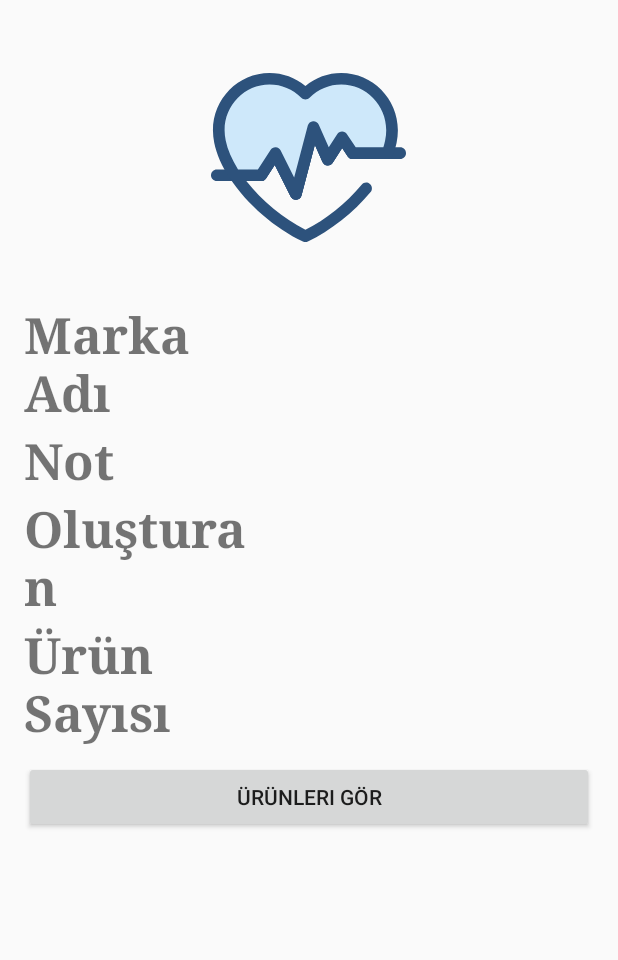
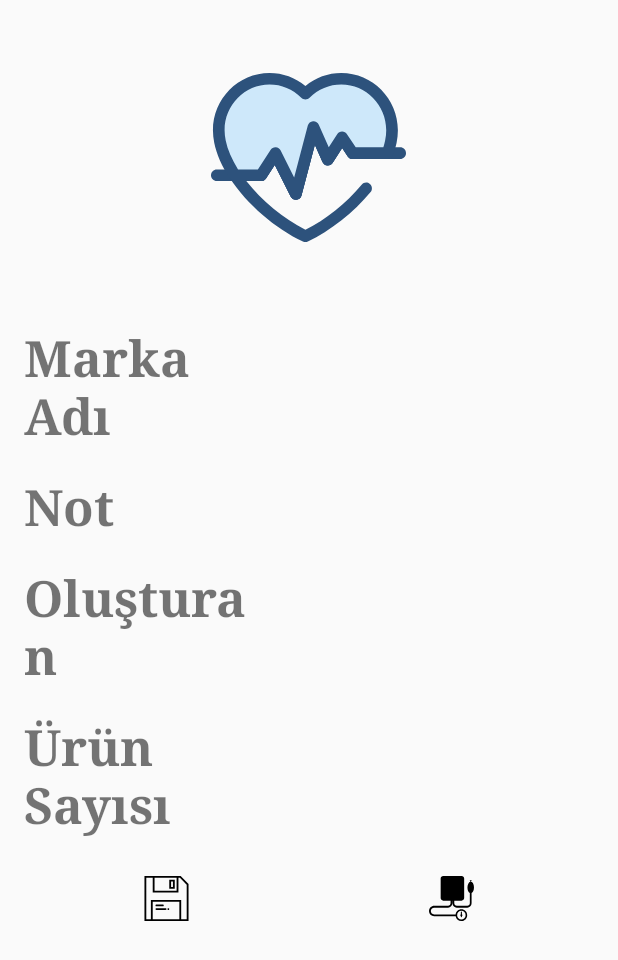
Before and after one commit to byypipo/AndroidProjects, an Android app: the layout layout_brands_brand.xml on its own in the app's theme, with its tools: preview values and no code run, on a phone screen of 412 x 824 dp. Shown: the top 960 px of the screen. Run offline under Robolectric (Android 15) with nearby library versions, the phone set to English and light mode, and no system bars.

Commit message:
Fixed layouts

```diff
--- a/SebatMedikal/app/src/main/res/layout/layout_brands_brand.xml
+++ b/SebatMedikal/app/src/main/res/layout/layout_brands_brand.xml
@@ -34,7 +34,7 @@
             android:layout_height="wrap_content"
             android:layout_gravity="center_horizontal">
 
-            <TableRow>
+            <TableRow android:layout_marginTop="@dimen/table_row_top">
 
                 <TextView
                     android:layout_width="165dp"
@@ -48,7 +48,7 @@
                     android:layout_width="165dp" />
             </TableRow>
 
-            <TableRow>
+            <TableRow android:layout_marginTop="@dimen/table_row_top">
 
                 <TextView
                     android:layout_width="165dp"
@@ -62,7 +62,7 @@
                     android:layout_width="165dp" />
             </TableRow>
 
-            <TableRow>
+            <TableRow android:layout_marginTop="@dimen/table_row_top">
 
                 <TextView
                     android:layout_width="165dp"
@@ -76,7 +76,7 @@
                     android:layout_width="165dp" />
             </TableRow>
 
-            <TableRow>
+            <TableRow android:layout_marginTop="@dimen/table_row_top">
 
                 <TextView
                     android:layout_width="165dp"
@@ -90,13 +90,43 @@
                     android:layout_width="165dp" />
             </TableRow>
 
-            <TableRow>
+            <TableRow android:layout_marginTop="@dimen/table_row_top_big">
 
-                <Button
-                    android:id="@+id/layout_brands_brand_gotoproduct"
-                    android:layout_marginTop="10dp"
+                <LinearLayout
+                    android:layout_width="fill_parent"
+                    android:layout_height="match_parent"
                     android:layout_weight="1"
-                    android:text="@string/gotoProduts" />
+                    android:orientation="horizontal">
+
+                    <LinearLayout
+                        android:layout_width="match_parent"
+                        android:layout_height="match_parent"
+                        android:layout_weight="1"
+                        android:gravity="center">
+
+                        <ImageButton
+                            android:id="@+id/layout_brands_brand_save"
+                            android:layout_width="30dp"
+                            android:layout_height="30dp"
+                            android:background="@drawable/save_white" />
+                    </LinearLayout>
+
+                    <LinearLayout
+                        android:layout_width="fill_parent"
+                        android:layout_height="match_parent"
+                        android:layout_weight="1"
+                        android:gravity="center">
+
+                        <ImageButton
+                            android:id="@+id/layout_brands_brand_gotoproduct"
+                            android:layout_width="30dp"
+                            android:layout_height="30dp"
+                            android:background="@drawable/products" />
+
+                    </LinearLayout>
+
+                </LinearLayout>
+
             </TableRow>
 
         </TableLayout>
```
Also changed, not shown: SebatMedikal/app/src/main/java/com/sebatmedikal/activity/BrandsActivity.java (+76 -12 lines), SebatMedikal/app/src/main/java/com/sebatmedikal/remote/model/request/RequestModelGenerator.java (+8 -0 lines).
